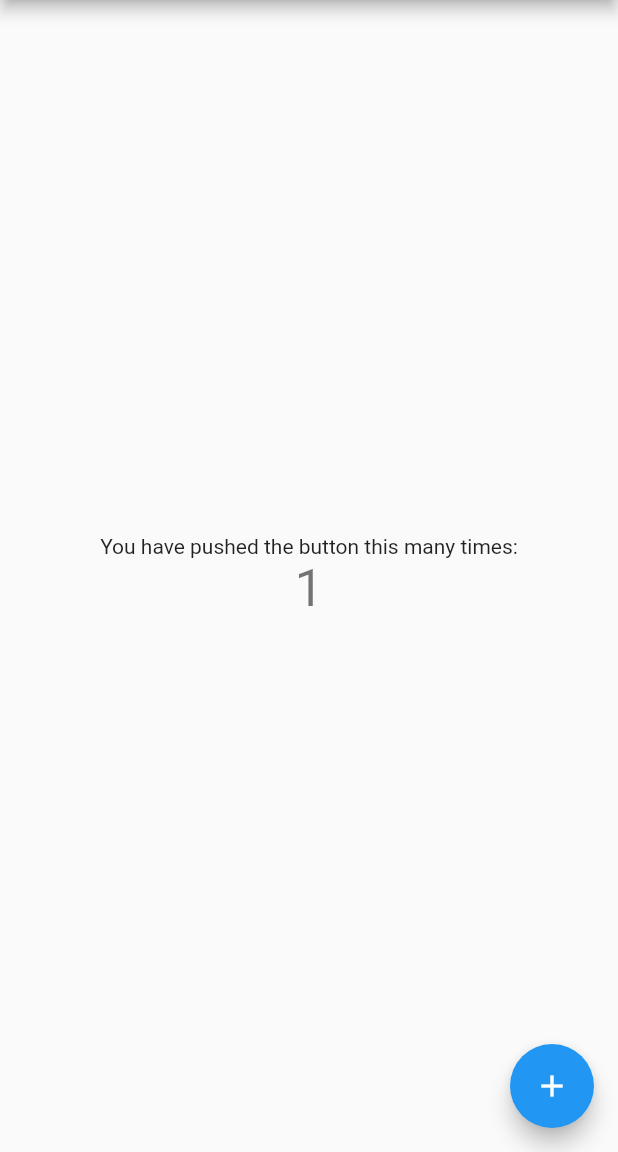
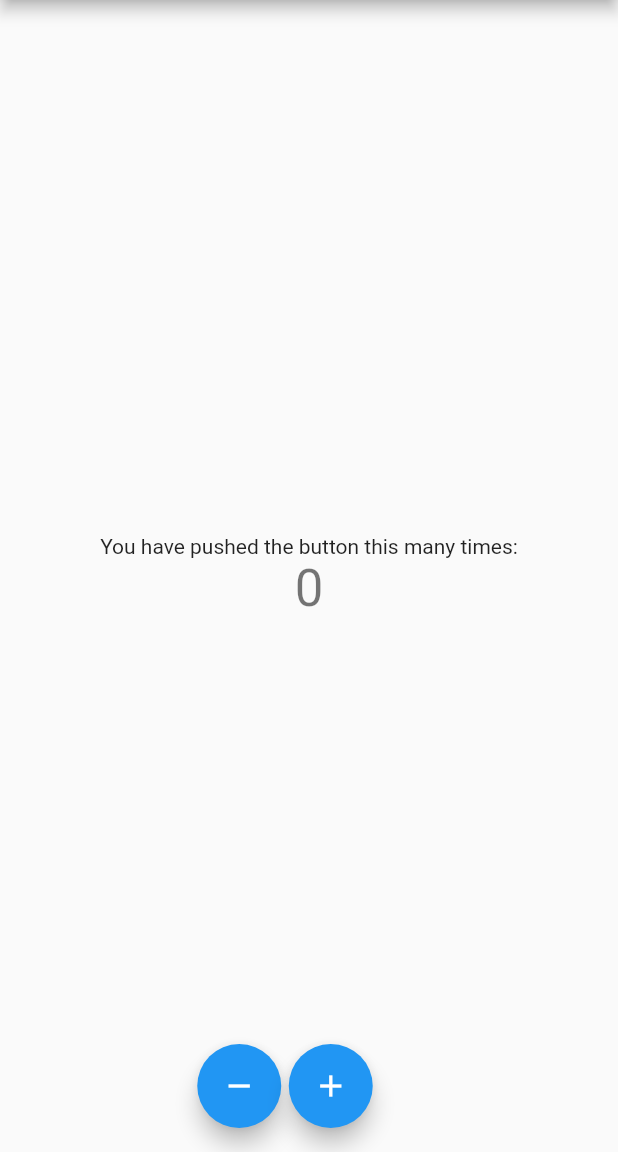
Before and after one commit to ruan65/flutter_lib_example_bloc, a Flutter app: the screen it shows after launch, after a tap on the "add" icon, on a phone screen of 412 x 824 dp, the part 84-1236 px from its top. Run offline on Flutter 3.47's test engine with Material 2 defaults, Android fonts, the phone set to English and light mode, and no system bars; our stand-ins replace bloc, flutter_bloc.

```diff
--- a/lib/CounterState.dart
+++ b/lib/CounterState.dart
@@ -1,9 +1,10 @@
 class CounterState {
-  int counter;
 
-  CounterState._();
+  final int counter;
 
-  factory CounterState.initial() {
-    return CounterState._()..counter = 0;
-  }
+
+  CounterState._(this.counter);
+
+  factory CounterState.nextState(int times) => CounterState._(times);
+
 }
--- /dev/null
+++ b/lib/counter_blocc.dart
@@ -0,0 +1,31 @@
+import 'package:bloc/bloc.dart';
+import 'package:bloc_lib_example/CounterState.dart';
+import 'package:bloc_lib_example/counter_events.dart';
+
+class CounterBloc extends Bloc<CounterEvent, CounterState> {
+
+  @override
+  CounterState get initialState => CounterState.nextState(0);
+
+  @override
+  Stream<CounterState> mapEventToState(
+    CounterState currentState,
+    CounterEvent event,
+  ) async* {
+
+    if(event is IncrementEvent) {
+      yield CounterState.nextState(currentState.counter + 1);
+    } else if(event is DecrementEvent) {
+      yield CounterState.nextState(currentState.counter - 1);
+    }
+  }
+
+  void onIncrement() {
+    dispatch(IncrementEvent());
+
+  }
+
+  void onDecrement() {
+    dispatch(DecrementEvent());
+  }
+}
--- a/lib/main.dart
+++ b/lib/main.dart
@@ -1,23 +1,15 @@
+import 'package:bloc_lib_example/counter_blocc.dart';
 import 'package:flutter/material.dart';
+import 'package:flutter_bloc/flutter_bloc.dart';
 
 void main() => runApp(MyApp());
 
 class MyApp extends StatelessWidget {
-  // This widget is the root of your application.
   @override
   Widget build(BuildContext context) {
     return MaterialApp(
       title: 'Flutter Demo',
       theme: ThemeData(
-        // This is the theme of your application.
-        //
-        // Try running your application with "flutter run". You'll see the
-        // application has a blue toolbar. Then, without quitting the app, try
-        // changing the primarySwatch below to Colors.green and then invoke
-        // "hot reload" (press "r" in the console where you ran "flutter run",
-        // or simply save your changes to "hot reload" in a Flutter IDE).
-        // Notice that the counter didn't reset back to zero; the application
-        // is not restarted.
         primarySwatch: Colors.blue,
       ),
       home: MyHomePage(title: 'Flutter Demo Home Page'),
@@ -28,84 +20,79 @@ class MyApp extends StatelessWidget {
 class MyHomePage extends StatefulWidget {
   MyHomePage({Key key, this.title}) : super(key: key);
 
-  // This widget is the home page of your application. It is stateful, meaning
-  // that it has a State object (defined below) that contains fields that affect
-  // how it looks.
-
-  // This class is the configuration for the state. It holds the values (in this
-  // case the title) provided by the parent (in this case the App widget) and
-  // used by the build method of the State. Fields in a Widget subclass are
-  // always marked "final".
-
   final String title;
 
   @override
   _MyHomePageState createState() => _MyHomePageState();
 }
 
-class _MyHomePageState extends State<MyHomePage> {
-  int _counter = 0;
+class CounterWidget extends StatelessWidget {
+  final MyHomePage widget;
 
-  void _incrementCounter() {
-    setState(() {
-      // This call to setState tells the Flutter framework that something has
-      // changed in this State, which causes it to rerun the build method below
-      // so that the display can reflect the updated values. If we changed
-      // _counter without calling setState(), then the build method would not be
-      // called again, and so nothing would appear to happen.
-      _counter++;
-    });
-  }
+  const CounterWidget({Key key, this.widget}) : super(key: key);
 
   @override
   Widget build(BuildContext context) {
-    // This method is rerun every time setState is called, for instance as done
-    // by the _incrementCounter method above.
-    //
-    // The Flutter framework has been optimized to make rerunning build methods
-    // fast, so that you can just rebuild anything that needs updating rather
-    // than having to individually change instances of widgets.
     return Scaffold(
       appBar: AppBar(
-        // Here we take the value from the MyHomePage object that was created by
-        // the App.build method, and use it to set our appbar title.
         title: Text(widget.title),
       ),
-      body: Center(
-        // Center is a layout widget. It takes a single child and positions it
-        // in the middle of the parent.
+      body: BlocBuilder(
+        bloc: BlocProvider.of<CounterBloc>(context),
+        builder: (context, state) {
+          return Center(
             child: Column(
-          // Column is also layout widget. It takes a list of children and
-          // arranges them vertically. By default, it sizes itself to fit its
-          // children horizontally, and tries to be as tall as its parent.
-          //
-          // Invoke "debug painting" (press "p" in the console, choose the
-          // "Toggle Debug Paint" action from the Flutter Inspector in Android
-          // Studio, or the "Toggle Debug Paint" command in Visual Studio Code)
-          // to see the wireframe for each widget.
-          //
-          // Column has various properties to control how it sizes itself and
-          // how it positions its children. Here we use mainAxisAlignment to
-          // center the children vertically; the main axis here is the vertical
-          // axis because Columns are vertical (the cross axis would be
-          // horizontal).
               mainAxisAlignment: MainAxisAlignment.center,
               children: <Widget>[
                 Text(
                   'You have pushed the button this many times:',
                 ),
                 Text(
-              '$_counter',
+                  '${state.counter}',
                   style: Theme.of(context).textTheme.display1,
                 ),
               ],
             ),
+          );
+        },
       ),
-      floatingActionButton: FloatingActionButton(
-        onPressed: _incrementCounter,
+      floatingActionButton: Row(
+        mainAxisAlignment: MainAxisAlignment.center,
+        children: <Widget>[
+          FloatingActionButton(
+            onPressed: () =>
+                BlocProvider.of<CounterBloc>(context).onDecrement(),
+            tooltip: 'Decrement',
+            child: Icon(Icons.remove),
+          ),
+          SizedBox(width: 5),
+          FloatingActionButton(
+            onPressed: () {
+              BlocProvider.of<CounterBloc>(context).onIncrement();
+              print('incr pressed');
+
+            },
             tooltip: 'Increment',
             child: Icon(Icons.add),
-      ), // This trailing comma makes auto-formatting nicer for build methods.
+          ),
+        ],
+      ),
     );
   }
 }
+
+class _MyHomePageState extends State<MyHomePage> {
+  final _counterBloc = CounterBloc();
+
+  @override
+  Widget build(BuildContext context) {
+    return BlocProvider(
+        bloc: _counterBloc, child: CounterWidget(widget: widget));
+  }
+
+  @override
+  void dispose() {
+    _counterBloc.dispose();
+    super.dispose();
+  }
+}
```
Lines whose indentation alone changed are shown as unchanged.
